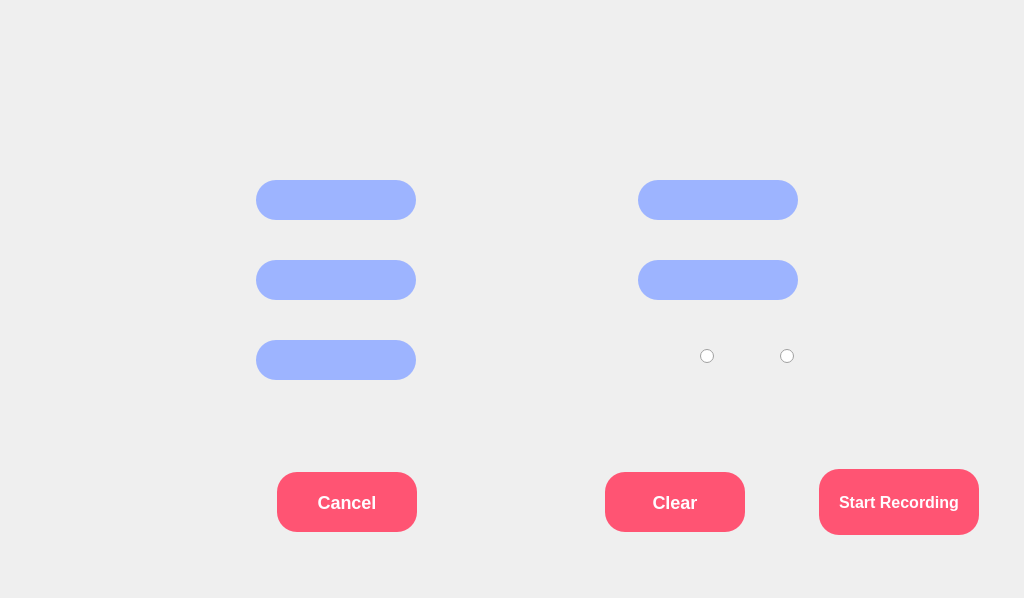
ahmads1990/GradProjectApp, file Front/register.ui: the form before one commit.
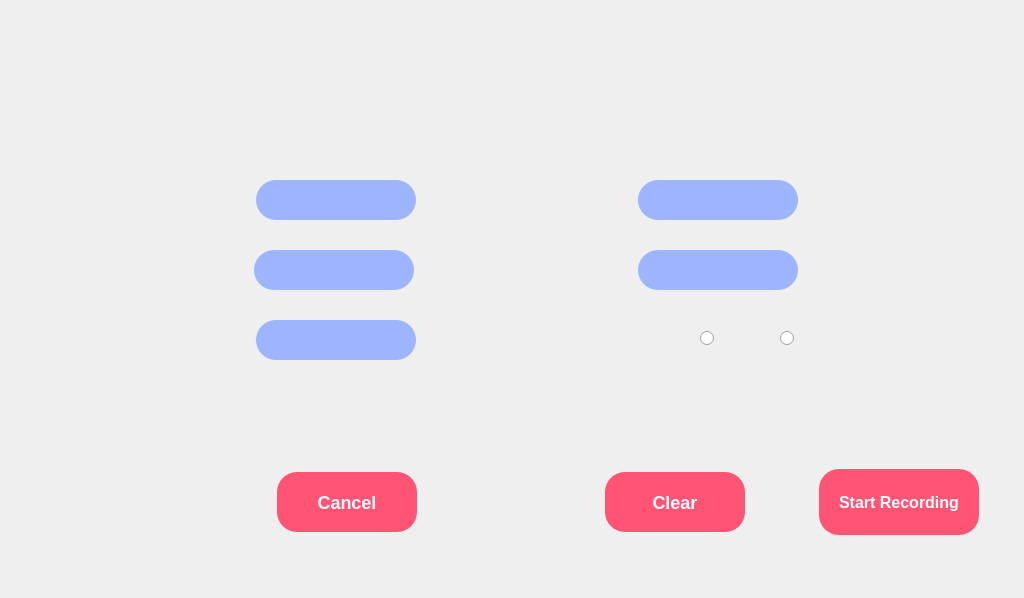
The form after the commit. Icons and pictures are not drawn.

The edit to the form file:
```diff
--- a/Front/register.ui
+++ b/Front/register.ui
@@ -39,8 +39,8 @@
    <widget class="QTextEdit" name="txtEdit_Name">
     <property name="geometry">
      <rect>
-      <x>256</x>
-      <y>180</y>
+      <x>254</x>
+      <y>250</y>
       <width>160</width>
       <height>40</height>
      </rect>
@@ -56,7 +56,7 @@
     <property name="geometry">
      <rect>
       <x>256</x>
-      <y>260</y>
+      <y>320</y>
       <width>160</width>
       <height>40</height>
      </rect>
@@ -71,8 +71,8 @@
    <widget class="QTextEdit" name="txtEdit_Phone">
     <property name="geometry">
      <rect>
-      <x>256</x>
-      <y>340</y>
+      <x>638</x>
+      <y>250</y>
       <width>160</width>
       <height>40</height>
      </rect>
@@ -104,7 +104,7 @@
     <property name="geometry">
      <rect>
       <x>780</x>
-      <y>348</y>
+      <y>330</y>
       <width>82</width>
       <height>17</height>
      </rect>
@@ -185,7 +185,7 @@
     <property name="geometry">
      <rect>
       <x>700</x>
-      <y>348</y>
+      <y>330</y>
       <width>82</width>
       <height>17</height>
      </rect>
@@ -213,8 +213,8 @@
    <widget class="QTextEdit" name="txtEdit_ID">
     <property name="geometry">
      <rect>
-      <x>638</x>
-      <y>260</y>
+      <x>256</x>
+      <y>180</y>
       <width>160</width>
       <height>40</height>
      </rect>
```
Left out of the diff: 2 changed lines with no effect on the pictures.
